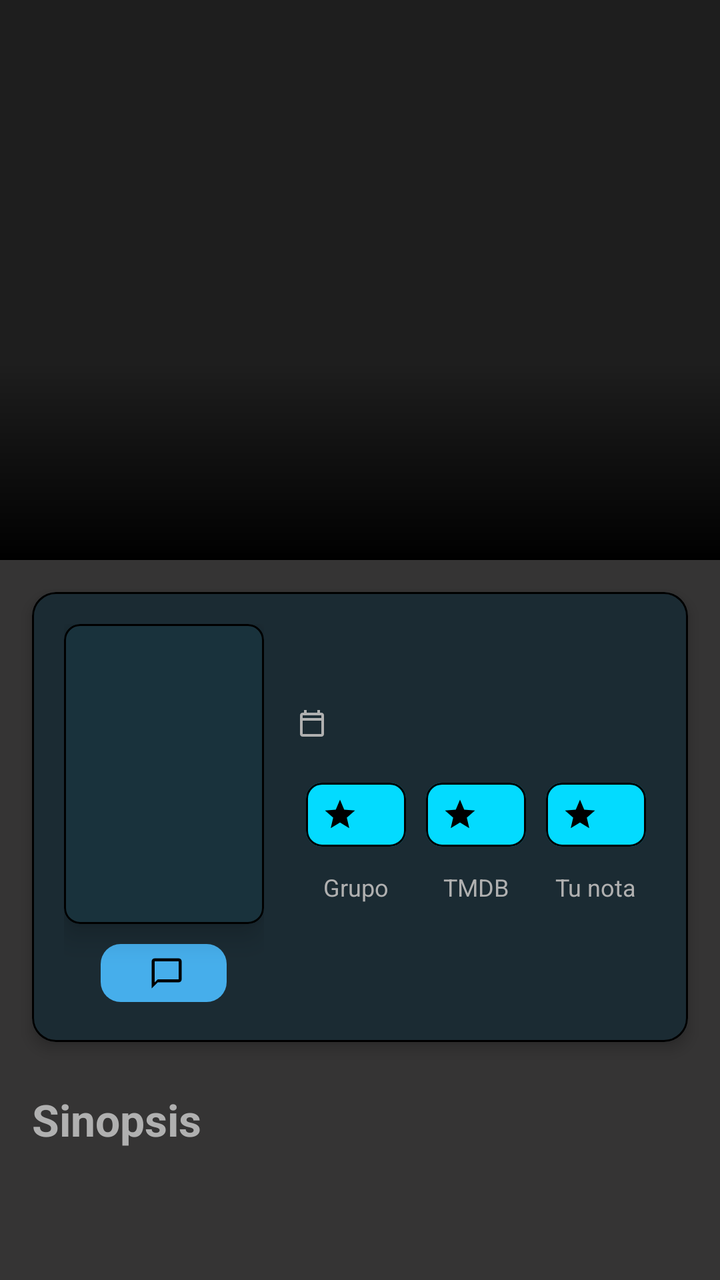
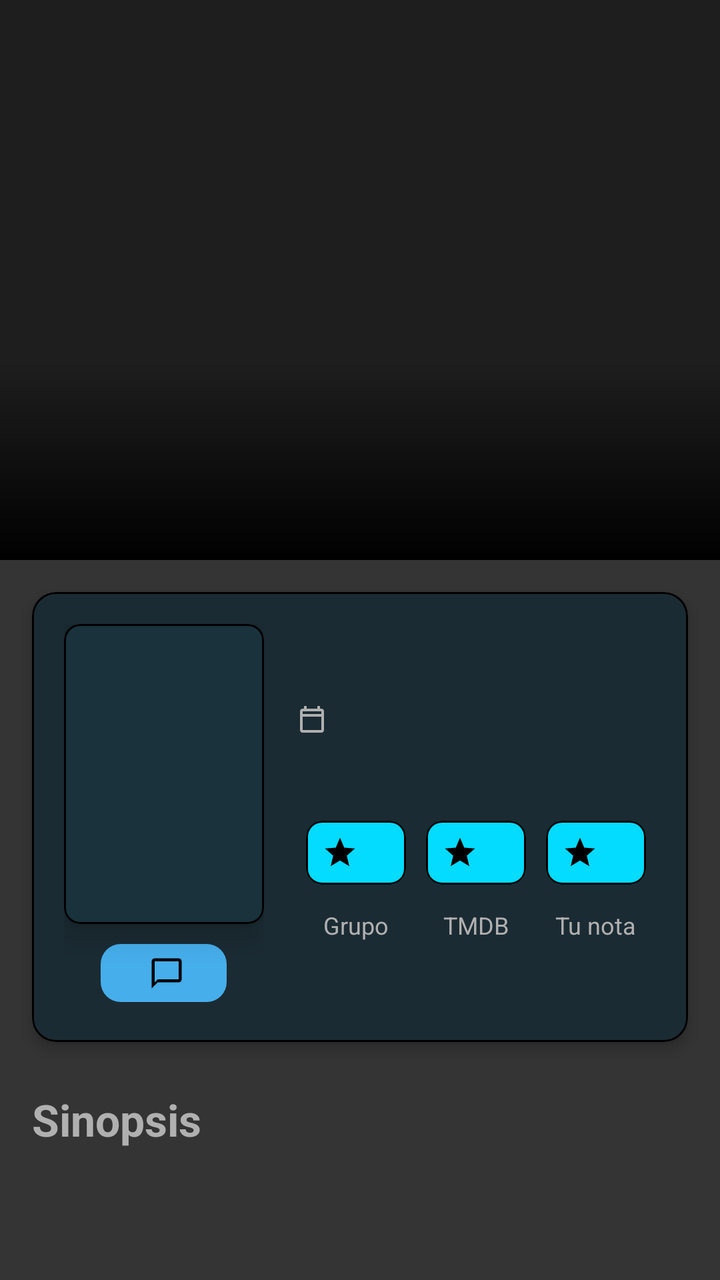

Before-and-after screenshots of an Android layout around one commit, followed by the original layout XML and the change that was made.
<!-- AndroidManifest.xml: application theme Theme.OpenTeseractus -->
<!-- res/layout/activity_teseracto.xml -->
<?xml version="1.0" encoding="utf-8"?>
<androidx.coordinatorlayout.widget.CoordinatorLayout
    xmlns:android="http://schemas.android.com/apk/res/android"
    xmlns:app="http://schemas.android.com/apk/res-auto"
    android:id="@+id/main"
    android:layout_width="match_parent"
    android:layout_height="match_parent">

    
    <com.google.android.material.appbar.AppBarLayout
        android:id="@+id/appBarLayout"
        android:layout_width="match_parent"
        android:layout_height="wrap_content"
        android:theme="@style/ThemeOverlay.AppCompat.Dark.ActionBar">

        <com.google.android.material.appbar.CollapsingToolbarLayout
            android:id="@+id/collapsingToolbar"
            android:layout_width="match_parent"
            android:layout_height="280dp"
            app:expandedTitleTextAppearance="@style/TransparentExpandedTitle"
            app:contentScrim="@color/material_dynamic_neutral_variant10"
            app:layout_scrollFlags="scroll|exitUntilCollapsed">

            
            <FrameLayout
                android:layout_width="match_parent"
                android:layout_height="match_parent"
                app:layout_collapseMode="parallax">

                <ImageView
                    android:id="@+id/imgBackdrop"
                    android:layout_width="match_parent"
                    android:layout_height="match_parent"
                    android:scaleType="centerCrop" />

                
                <View
                    android:layout_width="match_parent"
                    android:layout_height="100dp"
                    android:layout_gravity="bottom"
                    android:background="@drawable/gradient_backdrop" />
            </FrameLayout>

            <androidx.appcompat.widget.Toolbar
                android:id="@+id/toolbar"
                android:layout_width="match_parent"
                android:layout_height="?attr/actionBarSize"
                app:layout_collapseMode="pin" />

        </com.google.android.material.appbar.CollapsingToolbarLayout>

    </com.google.android.material.appbar.AppBarLayout>

    
    <androidx.core.widget.NestedScrollView
        android:layout_width="match_parent"
        android:layout_height="match_parent"
        app:layout_behavior="@string/appbar_scrolling_view_behavior">

        <LinearLayout
            android:layout_width="match_parent"
            android:layout_height="wrap_content"
            android:orientation="vertical"
            android:paddingBottom="16dp">

            
            <com.google.android.material.card.MaterialCardView
                android:layout_width="match_parent"
                android:layout_height="wrap_content"
                android:layout_margin="16dp"
                app:cardCornerRadius="12dp"
                app:cardElevation="4dp">

                <LinearLayout
                    android:layout_width="match_parent"
                    android:layout_height="wrap_content"
                    android:orientation="horizontal"
                    android:padding="16dp">

                    
                    <LinearLayout
                        android:layout_width="100dp"
                        android:layout_height="wrap_content"
                        android:layout_marginEnd="16dp"
                        android:orientation="vertical">

                        
                        <com.google.android.material.card.MaterialCardView
                            android:layout_width="100dp"
                            android:layout_height="150dp"
                            app:cardCornerRadius="8dp"
                            app:cardElevation="8dp">

                            <ImageView
                                android:id="@+id/imgPoster"
                                android:layout_width="match_parent"
                                android:layout_height="match_parent"
                                android:scaleType="centerCrop" />
                        </com.google.android.material.card.MaterialCardView>
                        
                        <com.google.android.material.button.MaterialButton
                            android:id="@+id/btnChat"
                            style="@style/Widget.Material3.Button.TonalButton"
                            android:layout_width="63dp"
                            android:layout_height="37dp"
                            android:layout_gravity="center_horizontal"
                            android:layout_marginTop="6dp"
                            app:backgroundTint="#46AEEB"
                            app:cornerRadius="10dp"
                            app:icon="@drawable/ic_chat"
                            app:iconTint="@color/black" />

                    </LinearLayout>

                    
                    <LinearLayout
                        android:layout_width="0dp"
                        android:layout_height="wrap_content"
                        android:layout_weight="1"
                        android:orientation="vertical">

                        <TextView
                            android:id="@+id/tvTitulo"
                            android:layout_width="wrap_content"
                            android:layout_height="wrap_content"
                            android:ellipsize="end"
                            android:maxLines="2"
                            android:textAppearance="@style/TextAppearance.Material3.HeadlineSmall"
                            android:textStyle="bold" />

                        
                        <LinearLayout
                            android:layout_width="wrap_content"
                            android:layout_height="wrap_content"
                            android:layout_marginTop="8dp"
                            android:gravity="center_vertical"
                            android:orientation="horizontal">

                            <ImageView
                                android:layout_width="16dp"
                                android:layout_height="16dp"
                                android:layout_marginEnd="4dp"
                                android:src="@drawable/ic_calendar"
                                app:tint="?attr/colorOnSurfaceVariant" />

                            <TextView
                                android:id="@+id/tvInfo"
                                android:layout_width="wrap_content"
                                android:layout_height="wrap_content"
                                android:textAppearance="@style/TextAppearance.Material3.BodyMedium"
                                android:textColor="?attr/colorOnSurfaceVariant" />
                        </LinearLayout>

                        
                        
                        <LinearLayout
                            android:layout_width="match_parent"
                            android:layout_height="wrap_content"
                            android:layout_marginTop="12dp"
                            android:gravity="bottom"
                            android:orientation="horizontal">

                            
                            <LinearLayout
                                android:layout_width="0dp"
                                android:layout_height="wrap_content"
                                android:layout_weight="1"
                                android:gravity="center"
                                android:orientation="vertical">

                                <com.google.android.material.chip.Chip
                                    android:id="@+id/chipNotaGrupo"
                                    style="@style/Widget.Material3.Chip.Assist"
                                    android:layout_width="wrap_content"
                                    android:layout_height="wrap_content"
                                    android:textColor="@color/black"
                                    app:chipBackgroundColor="?attr/colorPrimaryContainer"
                                    app:chipIcon="@drawable/ic_star" />

                                <TextView
                                    android:id="@+id/tvNotaGrupo"
                                    android:layout_width="wrap_content"
                                    android:layout_height="wrap_content"
                                    android:layout_marginTop="4dp"
                                    android:text="@string/group_rating"
                                    android:textSize="12sp" />
                            </LinearLayout>

                            
                            <LinearLayout
                                android:layout_width="0dp"
                                android:layout_height="wrap_content"
                                android:layout_weight="1"
                                android:gravity="center"
                                android:orientation="vertical">

                                <com.google.android.material.chip.Chip
                                    android:id="@+id/chipTmdb"
                                    style="@style/Widget.Material3.Chip.Assist"
                                    android:layout_width="wrap_content"
                                    android:layout_height="wrap_content"
                                    android:textColor="@color/black"
                                    app:chipBackgroundColor="?attr/colorPrimaryContainer"
                                    app:chipIcon="@drawable/ic_star" />

                                <TextView
                                    android:id="@+id/tvNotaTmdb"
                                    android:layout_width="wrap_content"
                                    android:layout_height="wrap_content"
                                    android:layout_marginTop="4dp"
                                    android:text="@string/rating_tmdb"
                                    android:textSize="12sp" />
                            </LinearLayout>

                            
                            <LinearLayout
                                android:layout_width="0dp"
                                android:layout_height="wrap_content"
                                android:layout_weight="1"
                                android:gravity="center"
                                android:orientation="vertical">

                                <com.google.android.material.chip.Chip
                                    android:id="@+id/chipUser"
                                    style="@style/Widget.Material3.Chip.Assist"
                                    android:layout_width="wrap_content"
                                    android:layout_height="wrap_content"
                                    android:textColor="@color/black"
                                    app:chipBackgroundColor="?attr/colorPrimaryContainer"
                                    app:chipIcon="@drawable/ic_star" />

                                <TextView
                                    android:id="@+id/tvNotaUsuario"
                                    android:layout_width="wrap_content"
                                    android:layout_height="wrap_content"
                                    android:layout_marginTop="4dp"
                                    android:text="@string/user_rating_text"
                                    android:textSize="12sp" />
                            </LinearLayout>

                        </LinearLayout>
                    </LinearLayout>

                </LinearLayout>

            </com.google.android.material.card.MaterialCardView>

            
            <LinearLayout
                android:layout_width="match_parent"
                android:layout_height="wrap_content"
                android:orientation="vertical"
                android:paddingHorizontal="16dp"
                android:paddingTop="8dp">

                <TextView
                    android:id="@+id/tvHeaderSinopsis"
                    android:layout_width="wrap_content"
                    android:layout_height="wrap_content"
                    android:paddingBottom="8dp"
                    android:text="@string/synopsis"
                    android:textAppearance="@style/TextAppearance.Material3.TitleLarge"
                    android:textStyle="bold" />

                <TextView
                    android:id="@+id/tvSinopsis"
                    android:layout_width="match_parent"
                    android:layout_height="wrap_content"
                    android:textAppearance="@style/TextAppearance.Material3.BodyLarge"
                    android:textColor="?attr/colorOnSurfaceVariant"
                    android:lineSpacingExtra="4dp"/>

            </LinearLayout>

        </LinearLayout>

    </androidx.core.widget.NestedScrollView>
</androidx.coordinatorlayout.widget.CoordinatorLayout>
<!-- resources referenced by this layout -->
<resources>
  <color name="black">#000000</color>
  <!-- drawable gradient_backdrop (drawable) -->
  <?xml version="1.0" encoding="utf-8"?>
  <shape xmlns:android="http://schemas.android.com/apk/res/android">
      <gradient
          android:angle="2"
          android:startColor="#00000000"
          android:endColor="#000000"
          android:type="linear"/>
  </shape>
  <!-- drawable ic_calendar (drawable) -->
  <vector xmlns:android="http://schemas.android.com/apk/res/android"
      android:width="24dp"
      android:height="24dp"
      android:viewportWidth="24"
      android:viewportHeight="24">
      <path
          android:fillColor="@android:color/black"
          android:pathData="M19,4h-1V2h-2v2H8V2H6v2H5C3.89,4 3.01,4.9 3.01,6L3,20c0,1.1 0.89,2 2,2h14c1.1,0 2,-0.9 2,-2V6C21,4.9 20.1,4 19,4zM19,20H5V10h14V20zM19,8H5V6h14V8z"/>
  </vector>
  <!-- drawable ic_chat (drawable) -->
  <vector xmlns:android="http://schemas.android.com/apk/res/android"
      android:width="24dp"
      android:height="24dp"
      android:viewportWidth="24"
      android:viewportHeight="24">
      <path
          android:fillColor="@android:color/black"
          android:pathData="M20,2H4C2.9,2 2,2.9 2,4v18l4,-4h14c1.1,0 2,-0.9 2,-2V4C22,2.9 21.1,2 20,2zM20,16H6l-2,2V4h16V16z"/>
  </vector>
  <!-- drawable ic_star (drawable) -->
  <vector xmlns:android="http://schemas.android.com/apk/res/android"
      android:width="24dp"
      android:height="24dp"
      android:viewportWidth="24"
      android:viewportHeight="24">
      <path
          android:fillColor="@android:color/black"
          android:pathData="M12,17.27L18.18,21l-1.64,-7.03L22,9.24l-7.19,-0.61L12,2 9.19,8.63 2,9.24l5.46,4.73L5.82,21z"/>
  </vector>
  <string name="group_rating">"Grupo"</string>
  <string name="rating_tmdb">TMDB</string>
  <string name="synopsis">Sinopsis</string>
  <string name="user_rating_text">Tu nota</string>
  <style name="TransparentExpandedTitle">
          <item name="android:textColor">@android:color/transparent</item>
      </style>
  <style name="Theme.OpenTeseractus" parent="Base.Theme.OpenTeseractus" />
  <color name="primary">#00B2FF</color>
  <color name="primaryContainer">#03DBFF</color>
  <color name="background">#353434</color>
  <color name="surface">#1E1E1E</color>
  <color name="surfaceVariant">#2A2A2A</color>
  <color name="onBackground">#FFFFFF</color>
  <color name="onSurface">#EAEAEA</color>
  <color name="onSurfaceVariant">#B0B0B0</color>
  <color name="border">#000000</color>
  <color name="borderLight">#000000</color>
  <style name="BottomSheetTheme" parent="ThemeOverlay.Material3.BottomSheetDialog">
          <item name="bottomSheetStyle">@style/CustomBottomSheet</item>
      </style>
  <style name="CustomBottomSheet" parent="Widget.Material3.BottomSheet.Modal">
          <item name="android:background">@color/surface</item>
      </style>
  <!-- unchanged entries left out for length: 1 -->
</resources>

<!-- the commit's change to res/layout/activity_teseracto.xml (unified diff, before → after) -->
@@ -97,6 +97,7 @@
                                 android:layout_height="match_parent"
                                 android:scaleType="centerCrop" />
                         </com.google.android.material.card.MaterialCardView>
+
                         
                         <com.google.android.material.button.MaterialButton
                             android:id="@+id/btnChat"
@@ -110,6 +111,29 @@
                             app:icon="@drawable/ic_chat"
                             app:iconTint="@color/black" />
 
+                        
+                        <TextView
+                            android:id="@+id/tvAbiertosPor"
+                            android:layout_width="match_parent"
+                            android:layout_height="wrap_content"
+                            android:layout_marginTop="6dp"
+                            android:gravity="center"
+                            android:textColor="?attr/colorOnSurfaceVariant"
+                            android:textSize="10sp"
+                            android:visibility="gone" />
+
+                        
+                        <ImageButton
+                            android:id="@+id/btnEliminar"
+                            android:layout_width="32dp"
+                            android:layout_height="32dp"
+                            android:layout_gravity="center_horizontal"
+                            android:layout_marginTop="8dp"
+                            android:background="?attr/selectableItemBackgroundBorderless"
+                            android:src="@drawable/bg_delete"
+                            android:visibility="gone"
+                            app:tint="@color/primary" />
+
                     </LinearLayout>
 
                     
@@ -129,10 +153,20 @@
                             android:textStyle="bold" />
 
                         
+                        <TextView
+                            android:id="@+id/tvDirector"
+                            android:layout_width="wrap_content"
+                            android:layout_height="wrap_content"
+                            android:layout_marginTop="2dp"
+                            android:textAppearance="@style/TextAppearance.Material3.BodySmall"
+                            android:textColor="?attr/colorOnSurfaceVariant"
+                            android:visibility="gone" />
+
+                        
                         <LinearLayout
                             android:layout_width="wrap_content"
                             android:layout_height="wrap_content"
-                            android:layout_marginTop="8dp"
+                            android:layout_marginTop="6dp"
                             android:gravity="center_vertical"
                             android:orientation="horizontal">
 
@@ -144,12 +178,21 @@
                                 app:tint="?attr/colorOnSurfaceVariant" />
 
                             <TextView
-                                android:id="@+id/tvInfo"
+                                android:id="@+id/tvAnio"
                                 android:layout_width="wrap_content"
                                 android:layout_height="wrap_content"
                                 android:textAppearance="@style/TextAppearance.Material3.BodyMedium"
                                 android:textColor="?attr/colorOnSurfaceVariant" />
                         </LinearLayout>
+
+                        
+                        <TextView
+                            android:id="@+id/tvInfo"
+                            android:layout_width="wrap_content"
+                            android:layout_height="wrap_content"
+                            android:layout_marginTop="2dp"
+                            android:textAppearance="@style/TextAppearance.Material3.BodyMedium"
+                            android:textColor="?attr/colorOnSurfaceVariant" />
 
                         
                         
<!-- resource entries referenced after the edit -->
@@ -49,6 +49,16 @@
       </style>
   <style name="Theme.OpenTeseractus" parent="Base.Theme.OpenTeseractus" />
   <color name="primary">#00B2FF</color>
+  <!-- drawable bg_delete (drawable) -->
+  <vector xmlns:android="http://schemas.android.com/apk/res/android"
+      android:width="24dp"
+      android:height="24dp"
+      android:viewportWidth="960"
+      android:viewportHeight="960">
+    <path
+        android:fillColor="@android:color/black"
+        android:pathData="M280,840Q247,840 223.5,816.5Q200,793 200,760L200,240L160,240L160,160L360,160L360,120L600,120L600,160L800,160L800,240L760,240L760,760Q760,793 736.5,816.5Q713,840 680,840L280,840ZM680,240L280,240L280,760Q280,760 280,760Q280,760 280,760L680,760Q680,760 680,760Q680,760 680,760L680,240ZM360,680L440,680L440,320L360,320L360,680ZM520,680L600,680L600,320L520,320L520,680ZM280,240L280,240L280,760Q280,760 280,760Q280,760 280,760L280,760Q280,760 280,760Q280,760 280,760L280,240Z"/>
+  </vector>
   <color name="primaryContainer">#03DBFF</color>
   <color name="background">#353434</color>
   <color name="surface">#1E1E1E</color>
